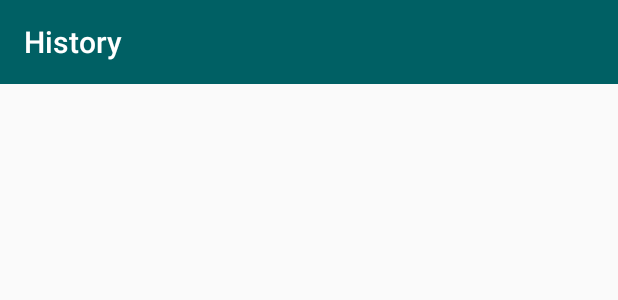
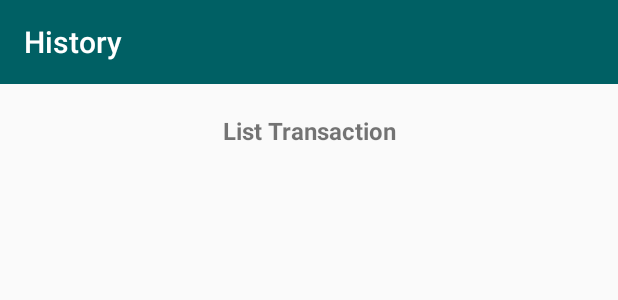
Before and after one commit to nurramdandoni/e-Payment, an Android app: the layout fragment_history.xml on its own in the app's theme, with its tools: preview values and no code run, on a phone screen of 412 x 824 dp. Shown: the top 300 px of the screen. Run offline under Robolectric (Android 15) with nearby library versions, the phone set to English and light mode, and no system bars.

```diff
--- a/app/build.gradle
+++ b/app/build.gradle
@@ -27,6 +27,7 @@ dependencies {
     implementation 'androidx.cardview:cardview:1.0.0'
     implementation 'androidx.constraintlayout:constraintlayout:1.1.3'
     implementation 'com.google.android.material:material:1.2.0-alpha01'
+    implementation "androidx.recyclerview:recyclerview:1.1.0"
     implementation 'de.hdodenhof:circleimageview:3.0.2'
     implementation 'androidx.legacy:legacy-support-v4:1.0.0'
     implementation 'com.google.firebase:firebase-database:16.0.4'
--- a/app/src/main/java/com/ppsi/epayment/ScanActivity.java
+++ b/app/src/main/java/com/ppsi/epayment/ScanActivity.java
@@ -9,6 +9,7 @@ import android.Manifest;
 import android.content.Intent;
 import android.content.pm.PackageManager;
 import android.os.Bundle;
+import android.util.Log;
 import android.view.View;
 import android.widget.Toast;
 
@@ -70,14 +71,18 @@ public class ScanActivity extends AppCompatActivity {
                                         String valid = separated[0];
                                         String no_acc = separated[1];
                                         String value_send = separated[2];
+                                    Log.d("TESTING", u + " - " + no_acc);
                                     if(u.equals(no_acc)) {
                                         Intent j = new Intent(getApplicationContext(), ConfirmActivity.class);
                                         j.putExtra("acc", no_acc);
                                         j.putExtra("index_send", child);
                                         j.putExtra("value", value_send);
                                         startActivity(j);
+                                        break;
                                     }else{
                                         Toast.makeText(ScanActivity.this,"Failed!", Toast.LENGTH_SHORT).show();
+                                        Intent j = new Intent(getApplicationContext(), HomeActivity.class);
+                                        startActivity(j);
                                     }
                                 }
                             }
--- a/app/src/main/res/layout/fragment_history.xml
+++ b/app/src/main/res/layout/fragment_history.xml
@@ -1,9 +1,10 @@
 <?xml version="1.0" encoding="utf-8"?>
-<FrameLayout xmlns:android="http://schemas.android.com/apk/res/android"
+<LinearLayout xmlns:android="http://schemas.android.com/apk/res/android"
     xmlns:tools="http://schemas.android.com/tools"
     android:layout_width="match_parent"
-    android:layout_height="match_parent"
-    tools:context=".HistoryFragment">
+    android:layout_height="wrap_content"
+    tools:context=".HistoryFragment"
+    android:orientation="vertical">
 
     <Toolbar
         android:layout_width="match_parent"
@@ -12,4 +13,21 @@
         android:background="@color/blue"
         android:titleTextColor="#ffffff"/>
 
-</FrameLayout>
+    <TextView
+        android:text="List Transaction"
+        android:textAlignment="center"
+        android:textSize="16sp"
+        android:textStyle="bold"
+        android:layout_width="match_parent"
+        android:layout_height="wrap_content"
+        android:padding="20dp"/>
+
+    <androidx.recyclerview.widget.RecyclerView
+        android:id="@+id/list_transaction"
+        android:layout_width="match_parent"
+        android:layout_height="wrap_content"
+        android:padding="15dp"/>
+
+
+
+</LinearLayout>
```
Also changed, not shown: app/src/main/java/com/ppsi/epayment/ConfirmActivity.java (+33 -2 lines), app/src/main/java/com/ppsi/epayment/HistoryFragment.java (+61 -3 lines), app/src/main/java/com/ppsi/epayment/adapter/Adapter.java (added, +68 -0 lines), app/src/main/res/layout/layout_list.xml (added, +49 -0 lines).
